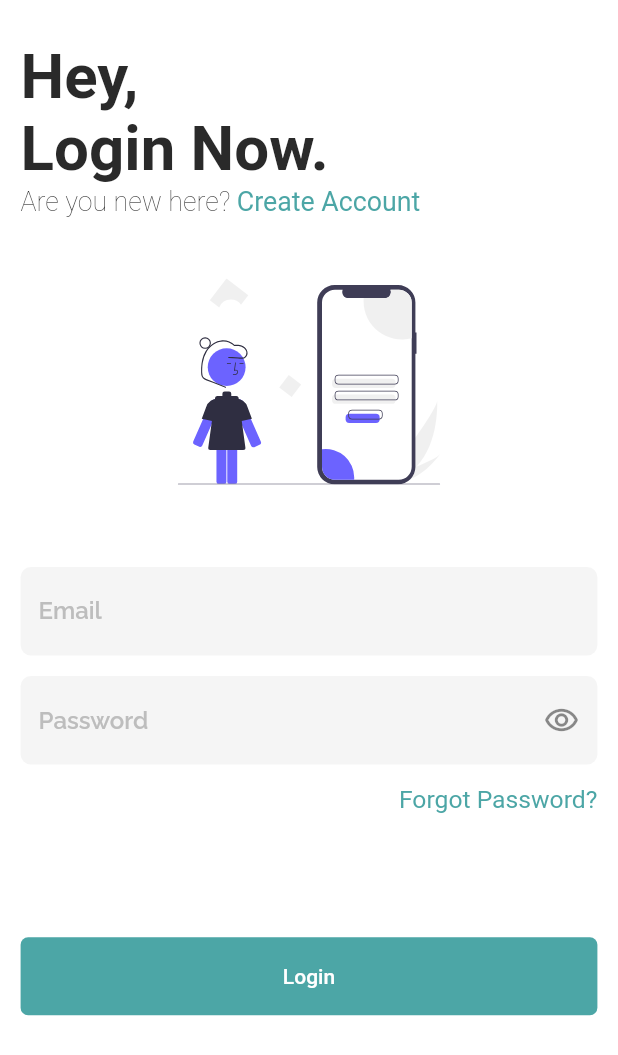
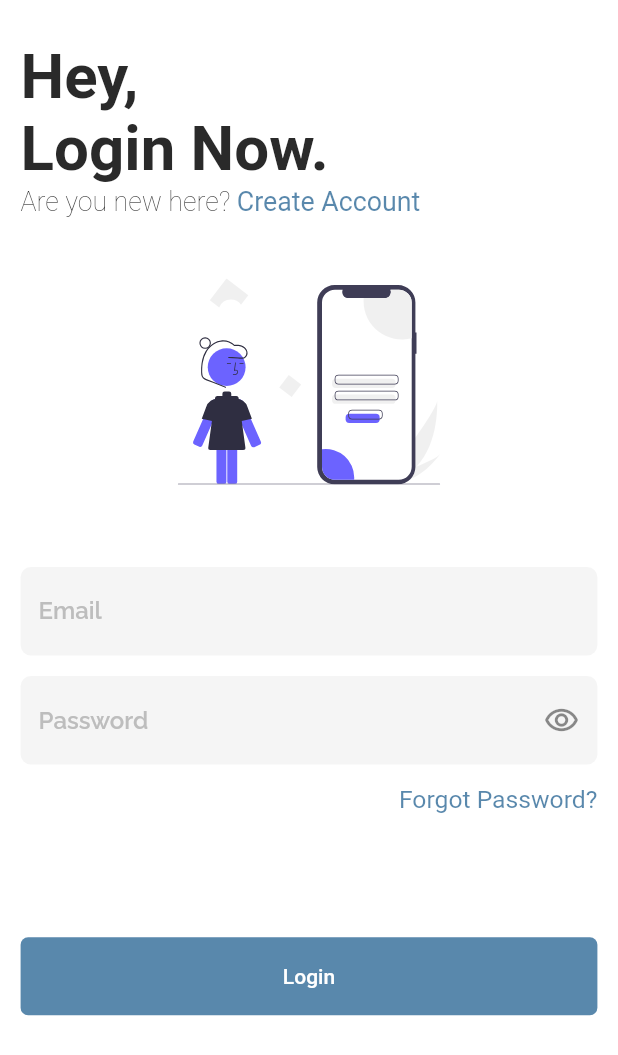
Before and after one commit to olamilekan-adeleke/kod-chat-updated, a Flutter app: the screen it shows after launch, on a phone screen of 412 x 824 dp. Shown: the top 1055 px of the screen. Run offline on Flutter 3.47's test engine with Material 2 defaults, Android fonts, the phone set to English and light mode, and no system bars; our stand-ins replace cached_network_image, cloud_firestore, faker, firebase_auth, firebase_core, firebase_database and 8 more; accounts and stored records are empty; Roboto replaces fonts that are missing (Blinker).

Commit message:
fix color

```diff
--- a/lib/cores/constants/color.dart
+++ b/lib/cores/constants/color.dart
@@ -1,8 +1,8 @@
 import 'package:flutter/material.dart';
 
 const Color kcTextColor = Color(0xff2a2a2a);
-const Color kcPrimaryColor = Color(0xFF008080);
-final Color kcPrimaryColorTwo = Color(0xff008080).withOpacity(0.7);
+const Color kcPrimaryColor = Color(0xFF125589);
+final Color kcPrimaryColorTwo = Color(0xff125589).withOpacity(0.7);
 const Color kcGreyLight = Color(0xffEEEEEE);
 const Color kcGrey700 = Color(0xff616161);
 const Color kcGrey400 = Color(0xffBDBDBD);
```
